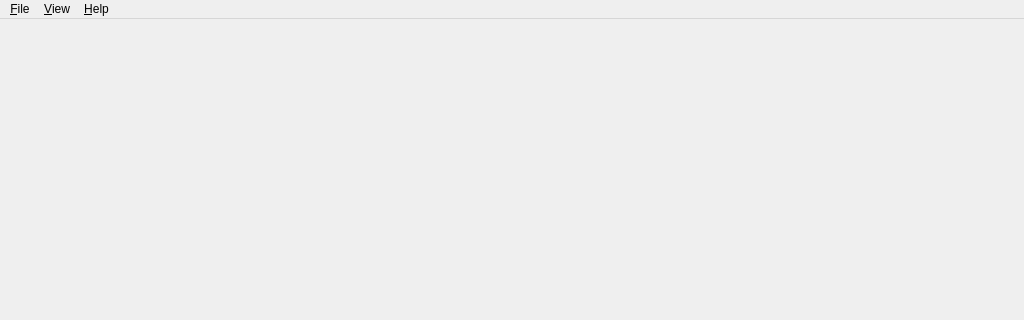
Before: the Qt Designer form client/mainwindow.ui in pstavirs/ostinato, drawn with Qt 5; both pictures show x 0 to 1024 and y 0 to 320 of the 1024 by 700 pixel window.
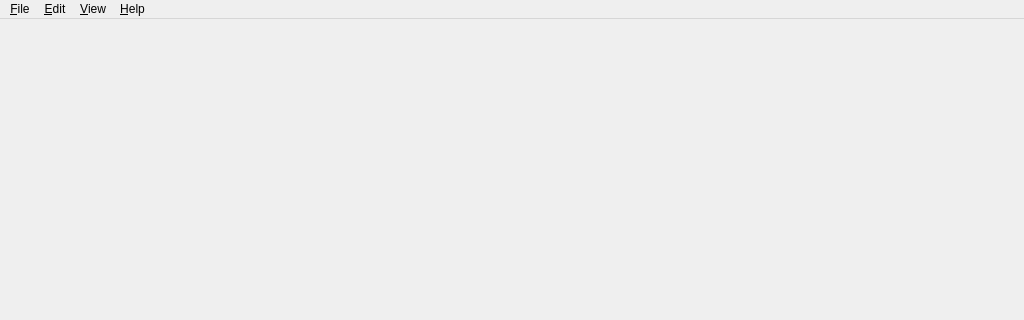
After: the same form once the commit is applied. Icons and pictures are not drawn.

Commit message:
Add cut-copy-paste to Edit menu and context-menu
Actions have been added to context-menu for stream list and device group
list only for now.

What changed in the file:
```diff
--- a/client/mainwindow.ui
+++ b/client/mainwindow.ui
@@ -40,6 +40,11 @@
     <addaction name="actionHelpAbout" />
     <addaction name="actionAboutQt" />
    </widget>
+   <widget class="QMenu" name="menuEdit" >
+    <property name="title" >
+     <string>&amp;Edit</string>
+    </property>
+   </widget>
    <widget class="QMenu" name="menuView" >
     <property name="title" >
      <string>&amp;View</string>
@@ -48,6 +53,7 @@
     <addaction name="actionViewRestoreDefaults" />
    </widget>
    <addaction name="menuFile" />
+   <addaction name="menuEdit" />
    <addaction name="menuView" />
    <addaction name="menuHelp" />
   </widget>
```
The commit also changes 11 other files.
